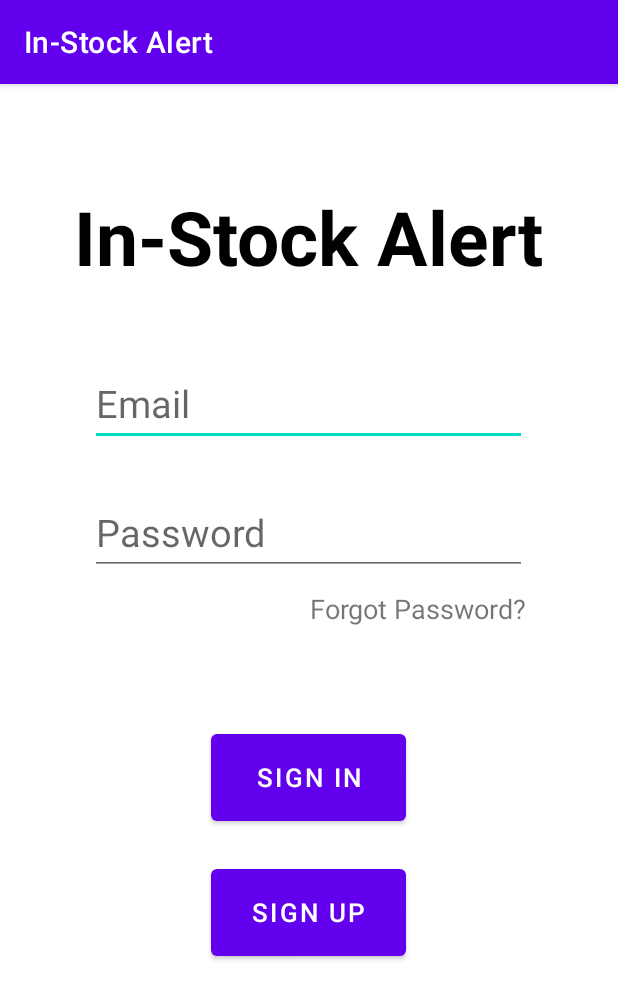
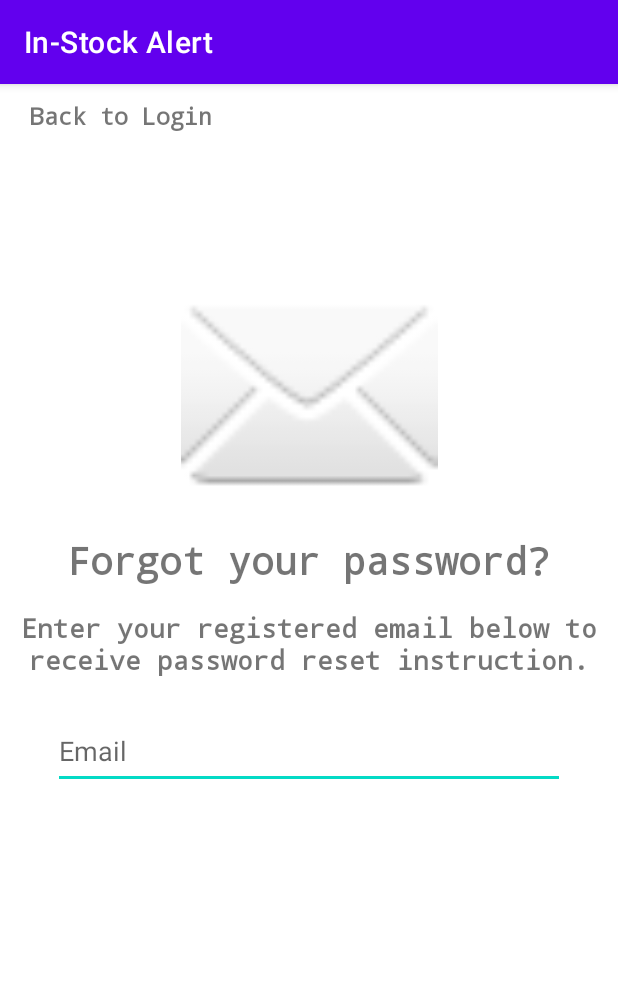
Before and after one commit to adan95/In_Stock_Alert, an Android app: the screen it shows after launch (Login before the commit, ForgotPassword after it), after a tap on "Forgot Password?", on a phone screen of 412 x 824 dp. Shown: the top 1000 px of the screen. Run offline under Robolectric (Android 15) with nearby library versions, the phone set to English and light mode, and no system bars.

Commit message:
forgot_your_password Activty/layout

```diff
--- a/app/src/main/AndroidManifest.xml
+++ b/app/src/main/AndroidManifest.xml
@@ -9,6 +9,8 @@
         android:roundIcon="@mipmap/ic_launcher_round"
         android:supportsRtl="true"
         android:theme="@style/Theme.InStockAlert">
+
+
         <activity
             android:name=".SignUp"
             android:exported="true"/>
@@ -25,5 +27,8 @@
             android:name=".MainActivity"
             android:label="@string/app_name">
         </activity>
+        <activity
+            android:name=".ForgotPassword"
+            android:exported="true"/>
     </application>
 </manifest>
--- /dev/null
+++ b/app/src/main/java/com/example/instockalert/ForgotPassword.java
@@ -0,0 +1,51 @@
+package com.example.instockalert;
+
+import androidx.appcompat.app.AppCompatActivity;
+
+import android.content.Intent;
+import android.os.Bundle;
+//import android.text.TextUtils;
+import android.view.View;
+import android.widget.EditText;
+import android.widget.ImageView;
+import android.widget.TextView;
+import android.widget.Toast;
+
+public class ForgotPassword extends AppCompatActivity{
+
+    //private TextView forgotYourPText;
+    //private TextView textScript;
+    //private ImageView imageMail;
+    private TextView textBack;
+    //Email used to reset password
+    private EditText editTextEmailAddress;
+
+    @Override
+        protected void onCreate(Bundle savedInstanceState) {
+            super.onCreate(savedInstanceState);
+            setContentView(R.layout.activity_forgot_password);
+
+            setComponents();
+        }
+
+        private void setComponents(){
+            //forgotYourPText = (TextView) findViewById(R.id.forgotYourPtext);
+            //textScript = (TextView) findViewById(R.id.textScript);
+            textBack = (TextView)  findViewById(R.id.textBack);
+            editTextEmailAddress = (EditText) findViewById(R.id.editTextEmailAddress);
+
+            setButtonListeners();
+        }
+
+        private void setButtonListeners() {
+            textBack.setOnClickListener(new View.OnClickListener() {
+                @Override
+                public void onClick(View v) {
+                    Toast.makeText(ForgotPassword.this, "This will go back to the login!", Toast.LENGTH_LONG).show();
+                    Intent intent = new Intent(v.getContext(), Login.class);
+                    startActivity(intent);
+                }
+            });
+    }
+
+}
--- a/app/src/main/java/com/example/instockalert/Login.java
+++ b/app/src/main/java/com/example/instockalert/Login.java
@@ -38,13 +38,15 @@ public class Login extends AppCompatActivity {
         setButtonListeners();
     }
 
+
+
     private void setButtonListeners() {
         forgotPasswordTextView.setOnClickListener(new View.OnClickListener() {
             @Override
             public void onClick(View v) {
                 Toast.makeText(Login.this, "This will go to the forgot password page!", Toast.LENGTH_LONG).show();
-//                Intent intent = new Intent(v.getContext(), ForgotPassword.class);
-//                startActivity(intent);
+                Intent intent = new Intent(v.getContext(), ForgotPassword.class);
+                startActivity(intent);
             }
         });
 
--- /dev/null
+++ b/app/src/main/res/layout/activity_forgot_password.xml
@@ -0,0 +1,69 @@
+<?xml version="1.0" encoding="utf-8"?>
+<RelativeLayout xmlns:android="http://schemas.android.com/apk/res/android"
+    xmlns:app="http://schemas.android.com/apk/res-auto"
+    xmlns:tools="http://schemas.android.com/tools"
+    android:layout_width="match_parent"
+    android:layout_height="match_parent"
+    tools:context=".ForgotPassword">
+
+    <TextView
+        android:id="@+id/forgotYourPtext"
+        android:layout_width="wrap_content"
+        android:layout_height="wrap_content"
+        android:layout_centerHorizontal="true"
+        android:layout_marginTop="300sp"
+        android:fontFamily="monospace"
+        android:text="@string/forgot_your_password"
+        android:textSize="25sp"
+        android:textStyle="bold"
+        />
+
+    <TextView
+        android:id="@+id/textScript"
+        android:layout_width="wrap_content"
+        android:layout_height="wrap_content"
+        android:layout_centerHorizontal="true"
+        android:layout_marginTop="350sp"
+        android:fontFamily="monospace"
+        android:textStyle="bold"
+        android:text="@string/email_instruction"
+        android:textAlignment="center"
+        android:textSize="18sp"
+        android:gravity="center_horizontal" />
+
+    <ImageView
+        android:id="@+id/imageMail"
+        android:layout_width="192sp"
+        android:layout_height="171sp"
+        android:layout_centerHorizontal="true"
+        android:layout_marginTop="120sp"
+        app:srcCompat="@android:drawable/ic_dialog_email"
+        android:contentDescription="@string/letter" />
+
+    <TextView
+        android:id="@+id/textBack"
+        android:layout_width="wrap_content"
+        android:layout_height="wrap_content"
+        android:paddingLeft="20sp"
+        android:layout_marginTop="10sp"
+        android:fontFamily="monospace"
+        android:text="@string/back_to_login"
+        android:textSize="16sp"
+        android:textStyle="bold"
+        android:paddingStart="20sp"
+        tools:ignore="RtlSymmetry" />
+
+
+    <EditText
+        android:id="@+id/editTextEmailAddress"
+        android:layout_width="wrap_content"
+        android:layout_height="wrap_content"
+        android:layout_centerHorizontal="true"
+        android:layout_marginTop="420sp"
+        android:ems="16"
+        android:inputType="textEmailAddress"
+        android:hint="@string/forgot_email"
+        android:minHeight="50sp"
+        android:autofillHints="" />
+
+</RelativeLayout>
--- a/app/src/main/res/values/strings.xml
+++ b/app/src/main/res/values/strings.xml
@@ -11,4 +11,9 @@
     <string name="first_name">First Name</string>
     <string name="last_name">Last Name</string>
     <string name="phone_number">Phone Number</string>
+    <string name="forgot_your_password">Forgot your password?</string>
+    <string name="email_instruction">Enter your registered email below to receive password reset instruction.</string>
+    <string name="back_to_login">Back to Login</string>
+    <string name="forgot_email">Email</string>
+    <string name="letter">emailSymbol</string>
 </resources>
```
